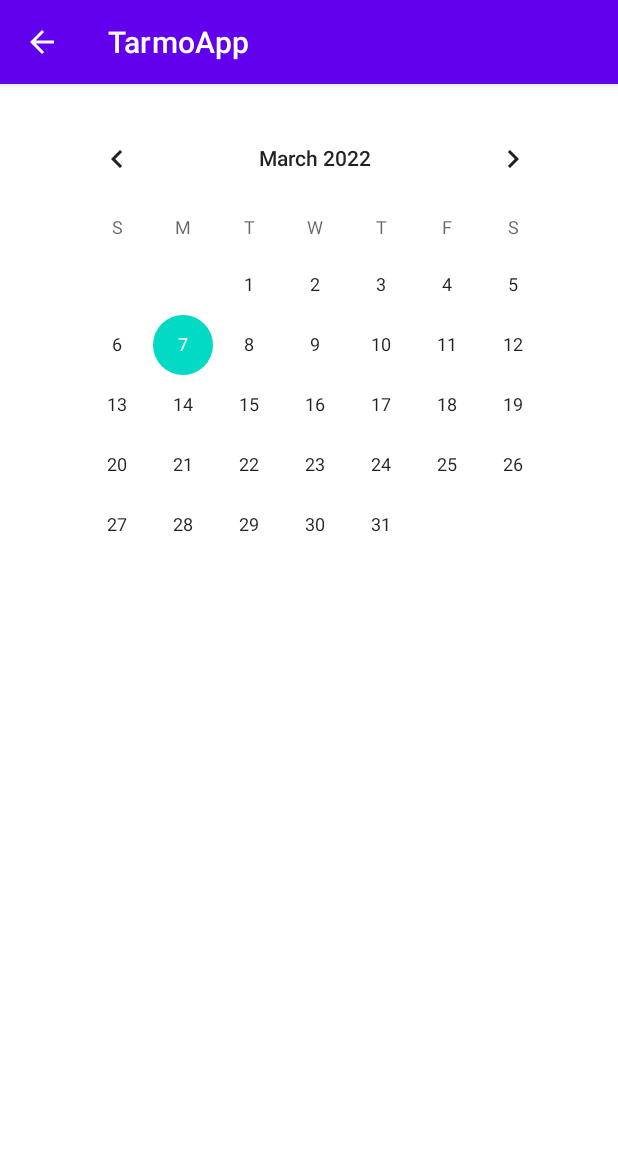
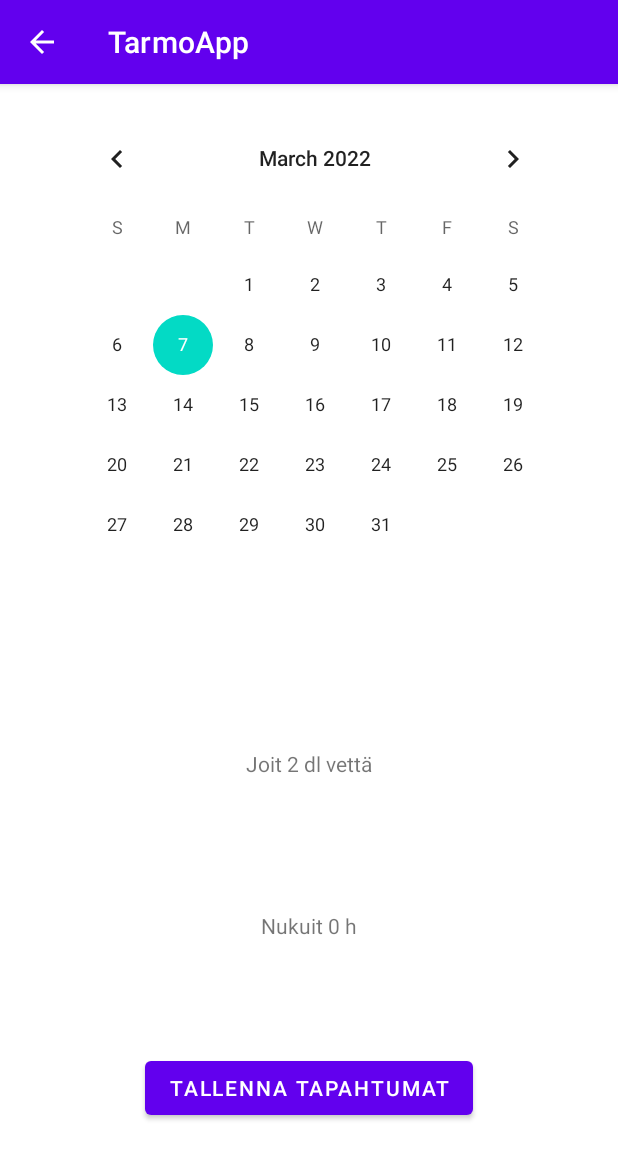
Before and after one commit to valttesn/TarmoApp, an Android app: the screen it shows after launch (CalendarActivity), in the side drawer, after a tap on "Kalenteri", on a phone screen of 412 x 824 dp. Shown: the top 1159 px of the screen. Run offline under Robolectric (Android 15) with nearby library versions, the phone set to English and light mode, and no system bars.

Commit message:
Added stuff to CalendarActivity

```diff
--- a/app/src/main/java/com/example/tarmoapp/CalendarActivity.java
+++ b/app/src/main/java/com/example/tarmoapp/CalendarActivity.java
@@ -1,17 +1,43 @@
 package com.example.tarmoapp;
 
+import androidx.annotation.NonNull;
 import androidx.appcompat.app.AppCompatActivity;
 
 import android.content.Intent;
 import android.os.Bundle;
+import android.util.Log;
+import android.widget.CalendarView;
+import android.widget.TextView;
 
 public class CalendarActivity extends AppCompatActivity {
+    private CalendarView calendar;
+    private TextView sleepAmount, waterDrankAmount, currentlyselectedDate;
 
     @Override
     protected void onCreate(Bundle savedInstanceState) {
         super.onCreate(savedInstanceState);
         setContentView(R.layout.activity_calendar);
-        Intent intent = getIntent();
+        waterDrankAmount = findViewById(R.id.textViewDailyWaterAmount);
+        sleepAmount = findViewById(R.id.textViewDailySleepAmount);
+        calendar = findViewById(R.id.userCalendar);
+        currentlyselectedDate = findViewById(R.id.textViewCalendarSelectedDate);
+        refreshSleepAmount();
+        refreshWaterDrankAmount();
+
+        calendar.setOnDateChangeListener(new CalendarView.OnDateChangeListener() {
+            @Override
+            public void onSelectedDayChange(@NonNull CalendarView calendarView, int i, int i1, int i2) {
+                String date = i2 + "/" + i1 + "/" +i;
+                currentlyselectedDate.setText("Valittu päivämäärä on "+ date);
+            }
+        });
     }
 
+    public void refreshSleepAmount() {
+        sleepAmount.setText("Nukuit " + Integer.toString(Sleep.getSleepAmount()) + " h");
+    }
+
+    public void refreshWaterDrankAmount() {
+        waterDrankAmount.setText("Joit " + Integer.toString(DrinkCounter.Value()) + " dl vettä");
+    }
 }
--- a/app/src/main/java/com/example/tarmoapp/MainActivity.java
+++ b/app/src/main/java/com/example/tarmoapp/MainActivity.java
@@ -16,7 +16,7 @@ import android.widget.TextView;
 import com.google.android.material.navigation.NavigationView;
 
 public class MainActivity extends AppCompatActivity  implements NavigationView.OnNavigationItemSelectedListener {
-    TextView drinkView;
+    private TextView drinkView;
     public DrawerLayout drawerLayout;
     public ActionBarDrawerToggle actionBarDrawerToggle;
 
--- a/app/src/main/java/com/example/tarmoapp/Sleep.java
+++ b/app/src/main/java/com/example/tarmoapp/Sleep.java
@@ -9,9 +9,9 @@ import android.view.View;
 import android.widget.TimePicker;
 
 public class Sleep extends AppCompatActivity {
-    public static double hours, minutes, sleepAmount;
+    public static int hours, minutes, sleepAmount;
 
-    TimePicker picker;
+    private TimePicker picker;
 
     @Override
     protected void onCreate(Bundle savedInstanceState) {
@@ -35,7 +35,7 @@ public class Sleep extends AppCompatActivity {
         startActivity(nextActivity);
     }
 
-    public static double getSleepAmount(){
+    public static int getSleepAmount(){
         return sleepAmount;
     }
 }
--- a/app/src/main/res/layout/activity_calendar.xml
+++ b/app/src/main/res/layout/activity_calendar.xml
@@ -7,11 +7,52 @@
     tools:context=".CalendarActivity">
 
     <CalendarView
-        android:id="@+id/calendarView"
+        android:id="@+id/userCalendar"
         android:layout_width="wrap_content"
         android:layout_height="wrap_content"
         android:layout_marginTop="16dp"
         android:layout_marginEnd="28dp"
         app:layout_constraintEnd_toEndOf="parent"
         app:layout_constraintTop_toTopOf="parent" />
+
+    <TextView
+        android:id="@+id/textViewDailySleepAmount"
+        android:layout_width="wrap_content"
+        android:layout_height="wrap_content"
+        android:text="TextView"
+        app:layout_constraintBottom_toBottomOf="parent"
+        app:layout_constraintEnd_toEndOf="parent"
+        app:layout_constraintStart_toStartOf="parent"
+        app:layout_constraintTop_toBottomOf="@+id/userCalendar" />
+
+    <TextView
+        android:id="@+id/textViewDailyWaterAmount"
+        android:layout_width="wrap_content"
+        android:layout_height="wrap_content"
+        android:text="TextView"
+        app:layout_constraintBottom_toTopOf="@+id/textViewDailySleepAmount"
+        app:layout_constraintEnd_toEndOf="parent"
+        app:layout_constraintStart_toStartOf="parent"
+        app:layout_constraintTop_toBottomOf="@+id/userCalendar" />
+
+    <TextView
+        android:id="@+id/textViewCalendarSelectedDate"
+        android:layout_width="wrap_content"
+        android:layout_height="wrap_content"
+        app:layout_constraintBottom_toBottomOf="parent"
+        app:layout_constraintEnd_toEndOf="parent"
+        app:layout_constraintHorizontal_bias="0.501"
+        app:layout_constraintStart_toStartOf="parent"
+        app:layout_constraintTop_toTopOf="parent"
+        app:layout_constraintVertical_bias="0.526" />
+
+    <Button
+        android:id="@+id/buttonSaveDailyActions"
+        android:layout_width="wrap_content"
+        android:layout_height="wrap_content"
+        android:text="Tallenna tapahtumat"
+        app:layout_constraintBottom_toBottomOf="parent"
+        app:layout_constraintEnd_toEndOf="parent"
+        app:layout_constraintStart_toStartOf="parent"
+        app:layout_constraintTop_toBottomOf="@+id/textViewDailySleepAmount" />
 </androidx.constraintlayout.widget.ConstraintLayout>
```
